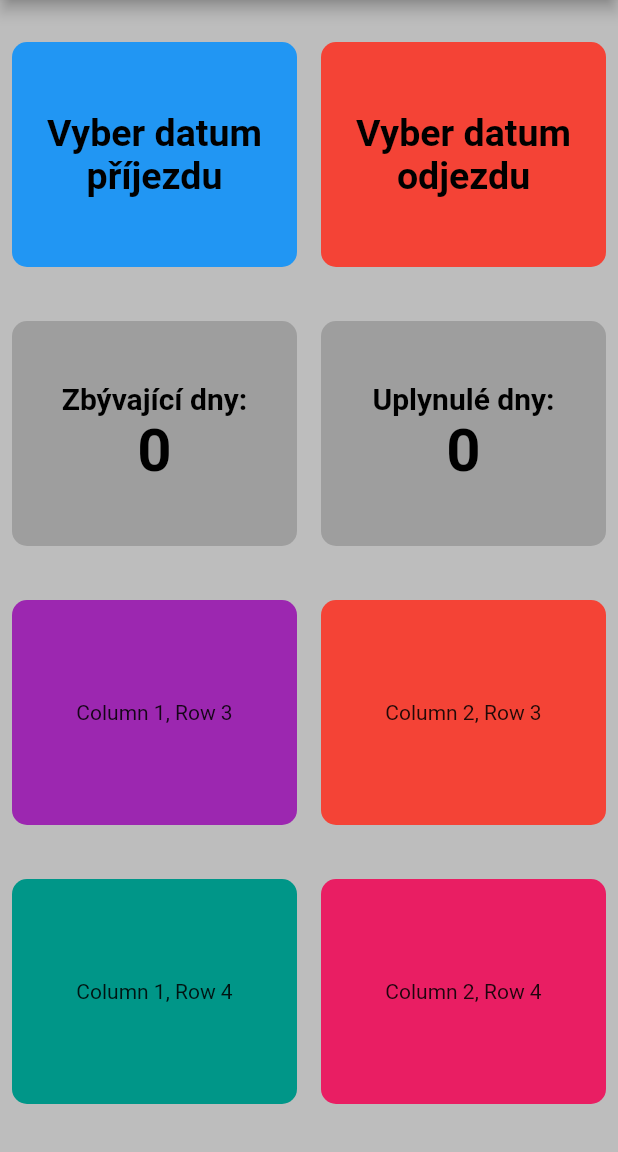
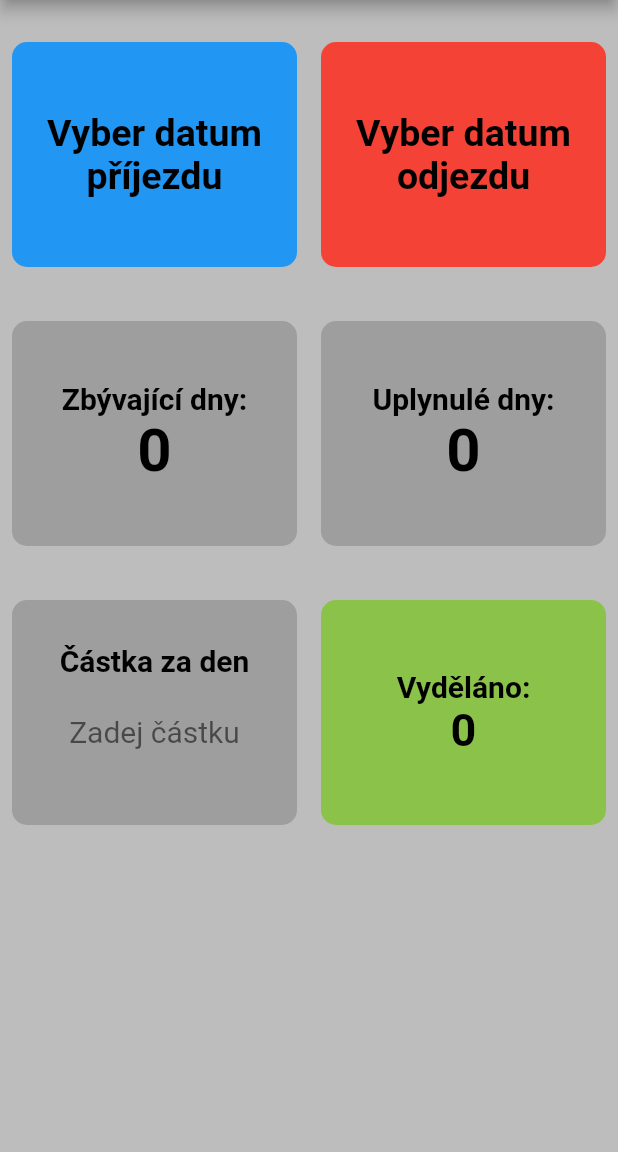
Before and after one commit to luklukass/motivator_with_initial_value, a Flutter app: the screen it shows after launch, on a phone screen of 412 x 824 dp, the part 84-1236 px from its top. Run offline on Flutter 3.47's test engine with Material 2 defaults, Android fonts, the light colour scheme and no system bars.

Commit message:
with days

```diff
--- a/lib/main.dart
+++ b/lib/main.dart
@@ -44,6 +44,21 @@ class _ScrolledLayoutState extends State<ScrolledLayout> {
   DateTime? departureDate;
   int remainingDays = 0;
   int passedDays = 0;
+  int totalEarnedMoney = 0;
+  TextEditingController earnedMoneyController = TextEditingController();
+
+  @override
+  void initState() {
+    super.initState();
+    earnedMoneyController.addListener(computeEarnedMoney);
+  }
+
+  @override
+  void dispose() {
+    earnedMoneyController.removeListener(computeEarnedMoney);
+    earnedMoneyController.dispose();
+    super.dispose();
+  }
 
   Future<void> _selectArrivalDate(BuildContext context) async {
     final DateTime? picked = await showDatePicker(
@@ -88,7 +103,7 @@ class _ScrolledLayoutState extends State<ScrolledLayout> {
         departureDate = picked;
         computePassedDays();
         computeRemainingDays();
-
+        computeEarnedMoney();
       });
     }
   }
@@ -102,13 +117,21 @@ class _ScrolledLayoutState extends State<ScrolledLayout> {
     }
   }
 
-
   void computePassedDays() {
     if (arrivalDate != null) {
       final difference = arrivalDate!.difference(DateTime.now()).abs();
       passedDays = difference.inDays;
     } else {
       passedDays = 0;
+    }
+  }
+
+  void computeEarnedMoney() {
+    if (arrivalDate != null && earnedMoneyController.text.isNotEmpty) {
+      int earnedMoneyPerDay = int.parse(earnedMoneyController.text);
+      totalEarnedMoney = earnedMoneyPerDay * passedDays;
+    } else {
+      totalEarnedMoney = 0;
     }
   }
 
@@ -138,7 +161,8 @@ class _ScrolledLayoutState extends State<ScrolledLayout> {
                           color: Colors.blue,
                           child: Center(
                             child: arrivalDate == null
-                                ? Text('Vyber datum příjezdu',
+                                ? Text(
+                              'Vyber datum příjezdu',
                               style: TextStyle(
                                 fontSize: 25, // Set the font size to 20
                                 fontWeight: FontWeight.bold, // Set the font weight to bold
@@ -146,7 +170,8 @@ class _ScrolledLayoutState extends State<ScrolledLayout> {
                               ),
                               textAlign: TextAlign.center,
                             )
-                                : Text('Příjezd: \n${DateFormat('dd/MM/yyyy').format(arrivalDate!)}',
+                                : Text(
+                              'Příjezd: \n${DateFormat('dd/MM/yyyy').format(arrivalDate!)}',
                               style: TextStyle(
                                 fontSize: 20, // Set the font size to 20
                                 fontWeight: FontWeight.bold, // Set the font weight to bold
@@ -173,7 +198,8 @@ class _ScrolledLayoutState extends State<ScrolledLayout> {
                             color: Colors.red,
                             child: Center(
                               child: departureDate == null
-                                  ? Text('Vyber datum odjezdu',
+                                  ? Text(
+                                'Vyber datum odjezdu',
                                 style: TextStyle(
                                   fontSize: 25, // Set the font size to 20
                                   fontWeight: FontWeight.bold, // Set the font weight to bold
@@ -181,7 +207,8 @@ class _ScrolledLayoutState extends State<ScrolledLayout> {
                                 ),
                                 textAlign: TextAlign.center,
                               )
-                                  : Text('Odjezd: \n${DateFormat('dd/MM/yyyy').format(departureDate!)}',
+                                  : Text(
+                                'Odjezd: \n${DateFormat('dd/MM/yyyy').format(departureDate!)}',
                                 style: TextStyle(
                                   fontSize: 20, // Set the font size to 20
                                   fontWeight: FontWeight.bold, // Set the font weight to bold
@@ -286,12 +313,49 @@ class _ScrolledLayoutState extends State<ScrolledLayout> {
                   child: Padding(
                     padding: const EdgeInsets.all(8.0),
                     child: ClipRRect(
-                      borderRadius: BorderRadius.circular(10), // Set circular corners
+                      borderRadius: BorderRadius.circular(10),
                       child: Container(
                         height: 150,
-                        color: Colors.purple,
-                        child: const Center(
-                          child: Text('Column 1, Row 3'),
+                        color: Colors.grey,
+                        child: Padding(
+                          padding: const EdgeInsets.all(8.0),
+                          child: Column(
+                            mainAxisAlignment: MainAxisAlignment.center,
+                            children: [
+                              const Text(
+                                'Částka za den',
+                                style: TextStyle(
+                                  fontSize: 20,
+                                  fontWeight: FontWeight.bold,
+                                  color: Colors.black,
+                                ),
+                              ),
+                              TextField(
+                                controller: earnedMoneyController,
+                                keyboardType: TextInputType.number,
+                                style: TextStyle(
+                                  fontSize: 25,
+                                  color: Colors.black,
+                                ),
+                                textAlign: TextAlign.center,
+                                decoration: InputDecoration(
+                                  hintText: 'Zadej částku',
+                                  hintStyle: TextStyle(
+                                    fontSize: 20,
+                                    color: Colors.black54,
+                                  ),
+                                  border: OutlineInputBorder(
+                                    borderSide: BorderSide.none,
+                                  ),
+                                  filled: true,
+                                  fillColor: Colors.grey,
+                                ),
+                                onChanged: (value) {
+                                  computeEarnedMoney();
+                                },
+                              ),
+                            ],
+                          ),
                         ),
                       ),
                     ),
@@ -304,9 +368,33 @@ class _ScrolledLayoutState extends State<ScrolledLayout> {
                       borderRadius: BorderRadius.circular(10), // Set circular corners
                       child: Container(
                         height: 150,
-                        color: Colors.red,
-                        child: const Center(
-                          child: Text('Column 2, Row 3'),
+                        color: Colors.lightGreen,
+                        child: Center(
+                          child: RichText(
+                            textAlign: TextAlign.center,
+                            text: TextSpan(
+                              style: TextStyle(
+                                color: Colors.black,
+                              ),
+                              children: [
+                                TextSpan(
+                                  text: 'Vyděláno: \n',
+                                  style: TextStyle(
+                                    fontSize: 20,
+                                    fontWeight: FontWeight.bold,
+                                  ),
+                                ),
+                                TextSpan(
+                                  text: '$totalEarnedMoney',
+                                  style: TextStyle(
+                                    fontSize: 30,
+                                    fontWeight: FontWeight.bold,
+                                    color: Colors.black,
+                                  ),
+                                ),
+                              ],
+                            ),
+                          ),
                         ),
                       ),
                     ),
@@ -314,42 +402,6 @@ class _ScrolledLayoutState extends State<ScrolledLayout> {
                 ),
               ],
             ),
-            SizedBox(height: 20), // Add a gap between rows
-            Row(
-              children: [
-                Expanded(
-                  child: Padding(
-                    padding: const EdgeInsets.all(8.0),
-                    child: ClipRRect(
-                      borderRadius: BorderRadius.circular(10), // Set circular corners
-                      child: Container(
-                        height: 150,
-                        color: Colors.teal,
-                        child: const Center(
-                          child: Text('Column 1, Row 4'),
-                        ),
-                      ),
-                    ),
-                  ),
-                ),
-                Expanded(
-                  child: Padding(
-                    padding: const EdgeInsets.all(8.0),
-                    child: ClipRRect(
-                      borderRadius: BorderRadius.circular(10), // Set circular corners
-                      child: Container(
-                        height: 150,
-                        color: Colors.pink,
-                        child: const Center(
-                          child: Text('Column 2, Row 4'),
-                        ),
-                      ),
-                    ),
-                  ),
-                ),
-              ],
-            ),
-            SizedBox(height: 20), // Add a gap at the bottom
           ],
         ),
       ),
```
